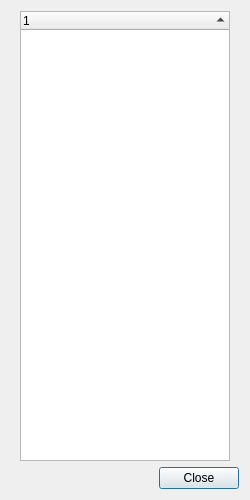
The window that UI/glitch-find-objects.ui (textbrowser/glitch) describes before a commit, drawn with Qt 5.
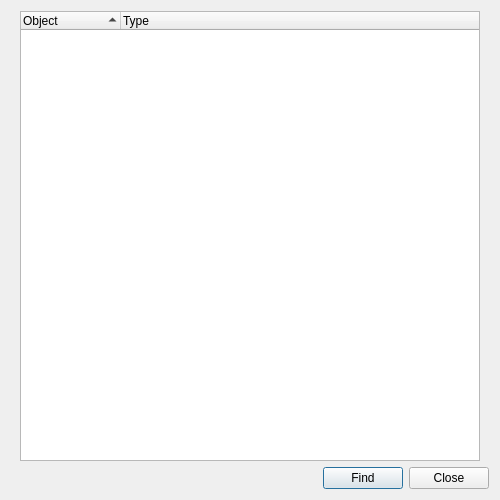
The same window after the commit. Icons and pictures are not drawn. Custom widgets are drawn as their Qt base class.

Commit message: Find objects.

```diff
--- a/UI/glitch-find-objects.ui
+++ b/UI/glitch-find-objects.ui
@@ -6,7 +6,7 @@
    <rect>
     <x>0</x>
     <y>0</y>
-    <width>250</width>
+    <width>500</width>
     <height>500</height>
    </rect>
   </property>
@@ -55,7 +55,12 @@
         </attribute>
         <column>
          <property name="text">
-          <string notr="true">1</string>
+          <string notr="true">Object</string>
+         </property>
+        </column>
+        <column>
+         <property name="text">
+          <string>Type</string>
          </property>
         </column>
        </widget>
@@ -78,6 +83,13 @@
        </property>
       </spacer>
      </item>
+     <item>
+      <widget class="QPushButton" name="find">
+       <property name="text">
+        <string>Find</string>
+       </property>
+      </widget>
+     </item>
      <item>
       <widget class="QPushButton" name="close">
        <property name="text">
```
Left out of the diff: 2 changed lines with no effect on the pictures. The commit also changes 5 other files.
